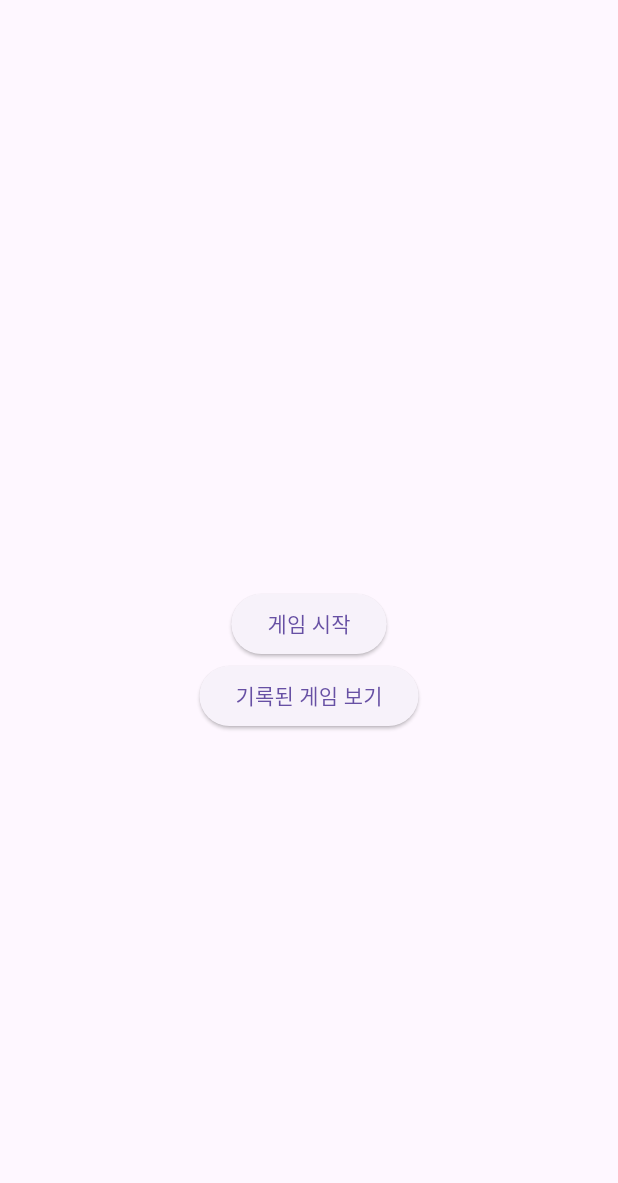
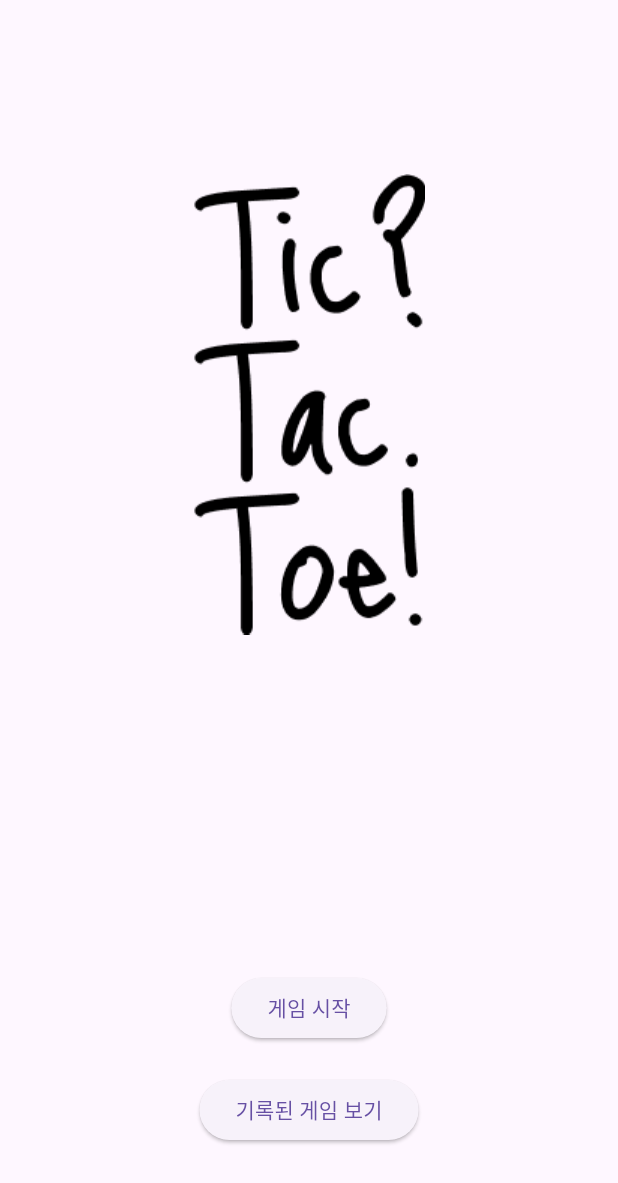
Before and after one commit to JayG-5/tic_tac_toe, a Flutter app: the screen it shows after launch, on a phone screen of 412 x 824 dp. Shown: the top 1183 px of the screen. Run offline on Flutter 3.47's test engine with Material 3 defaults, Android fonts, the phone set to English and light mode, and no system bars; our stand-ins replace get, hive_flutter; accounts and stored records are empty.

Commit message:
refactor: HomePage UI

```diff
--- a/lib/pages/home.dart
+++ b/lib/pages/home.dart
@@ -1,5 +1,6 @@
 import 'package:flutter/material.dart';
 import 'package:get/get.dart';
+import 'package:tic_tac_toe/widgets/common/gap.dart';
 
 class HomePage extends StatelessWidget {
   const HomePage({super.key});
@@ -9,14 +10,18 @@ class HomePage extends StatelessWidget {
     return Scaffold(
       appBar: AppBar(),
       body: SafeArea(
+        child: Padding(
+          padding: const EdgeInsets.symmetric(vertical: 60),
           child: Center(
             child: Column(
-            mainAxisSize: MainAxisSize.max,
               mainAxisAlignment: MainAxisAlignment.center,
               children: [
+                Image.asset('assets/images/img.png'),
+                const Spacer(),
                 ElevatedButton(
                     onPressed: () => Get.toNamed('/setting'),
                     child: const Text('게임 시작')),
+                Gap.height(20),
                 ElevatedButton(
                     onPressed: () => Get.toNamed('/log'),
                     child: const Text('기록된 게임 보기')),
@@ -24,6 +29,7 @@ class HomePage extends StatelessWidget {
             ),
           ),
         ),
+      ),
     );
   }
 }
--- /dev/null
+++ b/lib/widgets/common/gap.dart
@@ -0,0 +1,6 @@
+import 'package:flutter/material.dart';
+
+class Gap{
+  static Widget width(double size)=> SizedBox(width: size);
+  static Widget height(double size)=> SizedBox(height: size);
+}
--- a/pubspec.yaml
+++ b/pubspec.yaml
@@ -63,9 +63,8 @@ flutter:
   uses-material-design: true
 
   # To add assets to your application, add an assets section, like this:
-  # assets:
-  #   - images/a_dot_burr.jpeg
-  #   - images/a_dot_ham.jpeg
+  assets:
+    - assets/images/
 
   # An image asset can refer to one or more resolution-specific "variants", see
   # https://flutter.dev/assets-and-images/#resolution-aware
```
Also changed, not shown: assets/images/img.png (added). Lines whose indentation alone changed are shown as unchanged.
